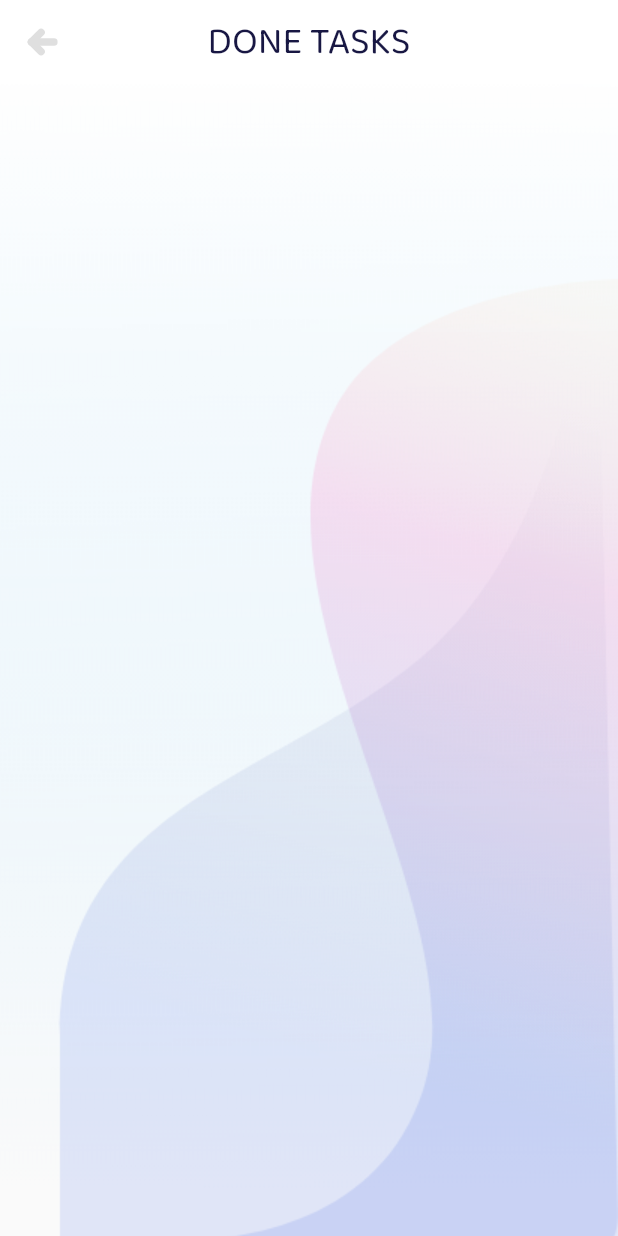
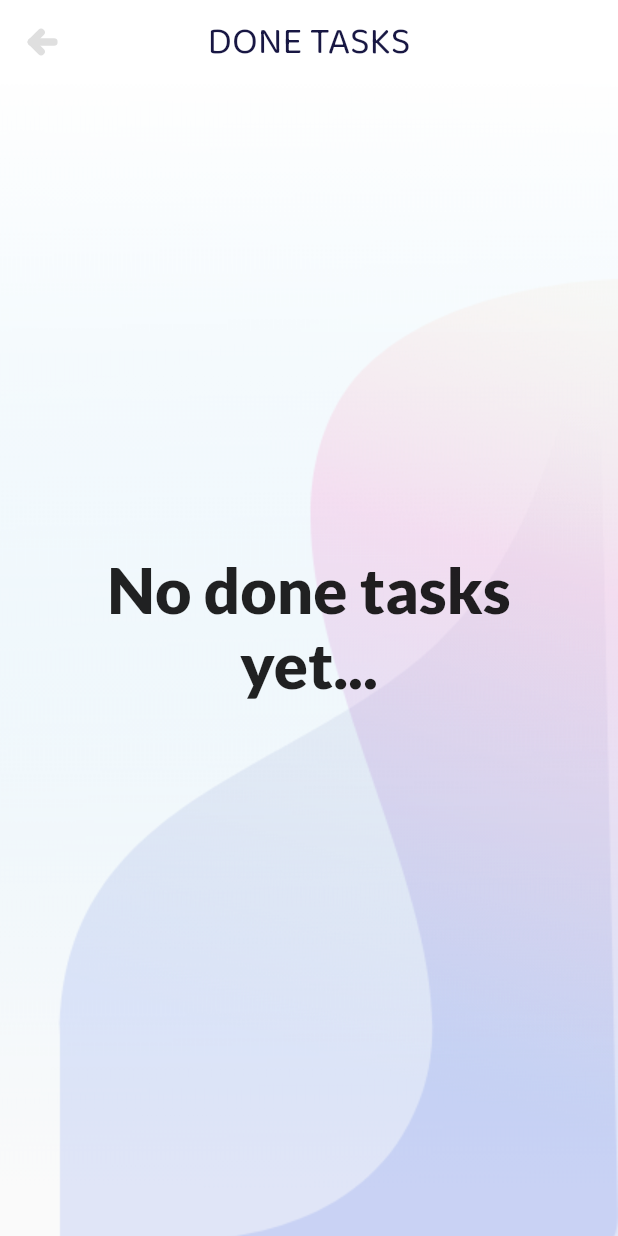
Before and after one commit to SixtusMiracle/my_day, a Flutter app: the DoneTasks screen opened directly, on a phone screen of 412 x 824 dp. Run offline on Flutter 3.47's test engine with Material 2 defaults, Android fonts, the light colour scheme and no system bars; our stand-ins replace flutter_riverpod, flutter_svg, sqflite; accounts and stored records are empty.

Commit message:
fetching done tasks

```diff
--- a/lib/providers/task_notifier.dart
+++ b/lib/providers/task_notifier.dart
@@ -26,7 +26,7 @@ class TaskNotifier extends StateNotifier<List<Task>> {
   removeTask(int id) {
     final taskIndexToRemove = state.indexWhere((task) => task.id == id);
     state = state
-        .where((task) => state.indexOf(task) != taskIndexToRemove)
+        .where((Task task) => state.indexOf(task) != taskIndexToRemove)
         .toList();
   }
 }
--- a/lib/screens/done_tasks/components/body.dart
+++ b/lib/screens/done_tasks/components/body.dart
@@ -28,17 +28,38 @@ class Body extends StatelessWidget {
                   overrides: [taskNotifierProvider.overrideWithValue(data)],
                   child: Consumer(
                     builder: (context, ref, child) {
-                      final tasks =
+                      final allTasks =
                           ref.watch(taskNotifierProvider) as List<Task>;
+                      final tasks = allTasks
+                          .where((Task task) => task.isDone == true)
+                          .toList();
 
-                      return Expanded(
-                        child: ListView.builder(
-                          physics: BouncingScrollPhysics(),
-                          itemCount: tasks.length,
-                          itemBuilder: (BuildContext context, int index) =>
-                              TaskCard(task: tasks[index], isDoneScreen: true),
-                        ),
-                      );
+                      return tasks.length == 0
+                          ? Padding(
+                              padding: EdgeInsets.symmetric(
+                                horizontal: miDefaultSize,
+                                vertical: miDefaultSize * 20,
+                              ),
+                              child: Text(
+                                "No done tasks yet...",
+                                style: TextStyle(
+                                  fontFamily: "Lato Black",
+                                  fontSize: miDefaultSize * 3,
+                                ),
+                                textAlign: TextAlign.center,
+                              ),
+                            )
+                          : Expanded(
+                              child: ListView.builder(
+                                physics: BouncingScrollPhysics(),
+                                itemCount: tasks.length,
+                                itemBuilder:
+                                    (BuildContext context, int index) =>
+                                        TaskCard(
+                                            task: tasks[index],
+                                            isDoneScreen: true),
+                              ),
+                            );
                     },
                   ),
                 ),
```
